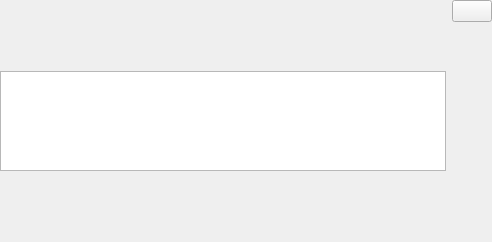
The window that SlicerPIRADS/Resources/UI/ProstateWidget.ui (QIICR/SlicerPIRADS) describes before a commit, drawn with Qt 5.
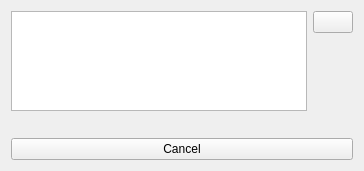
The same window after the commit. Icons and pictures are not drawn.

```diff
--- a/SlicerPIRADS/Resources/UI/ProstateWidget.ui
+++ b/SlicerPIRADS/Resources/UI/ProstateWidget.ui
@@ -6,8 +6,8 @@
    <rect>
     <x>0</x>
     <y>0</y>
-    <width>492</width>
-    <height>242</height>
+    <width>364</width>
+    <height>171</height>
    </rect>
   </property>
   <property name="sizePolicy">
@@ -25,22 +25,17 @@
   <property name="styleSheet">
    <string notr="true"/>
   </property>
-  <layout class="QGridLayout" name="gridLayout">
-   <property name="leftMargin">
-    <number>0</number>
-   </property>
-   <property name="topMargin">
-    <number>0</number>
-   </property>
-   <property name="rightMargin">
-    <number>0</number>
-   </property>
-   <property name="bottomMargin">
-    <number>0</number>
-   </property>
+  <layout class="QGridLayout" name="gridLayout_2">
    <item row="0" column="0">
-    <layout class="QHBoxLayout" name="horizontalLayout">
-     <item>
+    <layout class="QGridLayout" name="gridLayout">
+     <item row="1" column="0" colspan="2">
+      <widget class="QLabel" name="instructionLabel">
+       <property name="text">
+        <string/>
+       </property>
+      </widget>
+     </item>
+     <item row="0" column="0">
       <widget class="QListWidget" name="listWidget">
        <property name="sizePolicy">
         <sizepolicy hsizetype="Minimum" vsizetype="Maximum">
@@ -77,7 +72,7 @@
        </property>
       </widget>
      </item>
-     <item>
+     <item row="0" column="1">
       <layout class="QVBoxLayout" name="verticalLayout">
        <item>
         <widget class="QPushButton" name="addMeasurementButton">
@@ -114,6 +109,13 @@
        </item>
       </layout>
      </item>
+     <item row="2" column="0" colspan="2">
+      <widget class="QPushButton" name="cancelButton">
+       <property name="text">
+        <string>Cancel</string>
+       </property>
+      </widget>
+     </item>
     </layout>
    </item>
   </layout>
```
Left out of the diff: 4 changed lines with no effect on the pictures.
